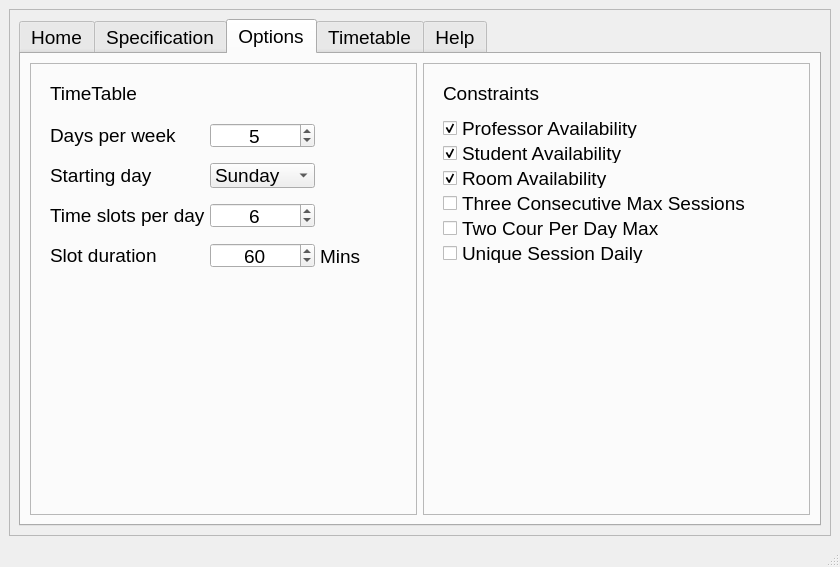
Above: src/Gui_files/window.ui from BAW2501/FSEI-M_TimeTabler before the change. Below: the same form after it.
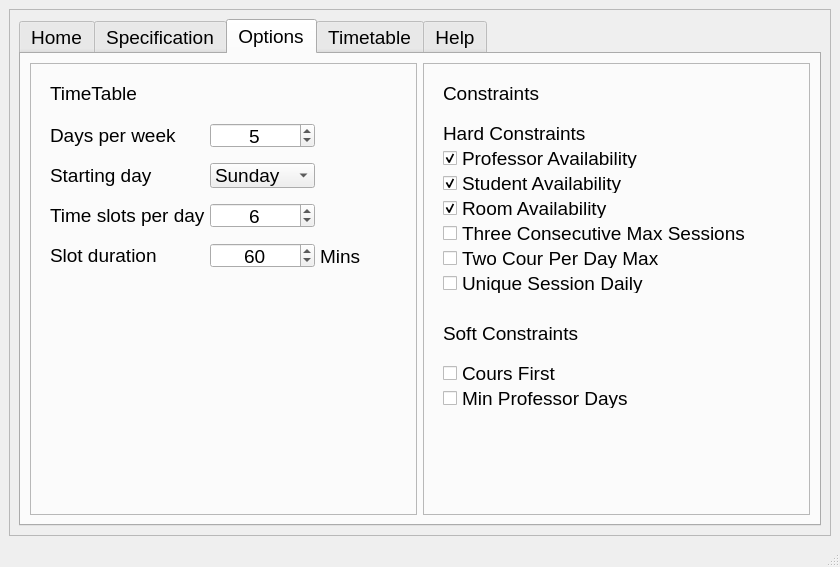
That is the form after the change. The open tabs and pages were chosen to show the change. Icons and pictures are not drawn.

Commit message: Added 2 softConstraints usable from GUI

What changed in the file:
```diff
--- a/src/Gui_files/window.ui
+++ b/src/Gui_files/window.ui
@@ -1169,7 +1169,7 @@
               <property name="geometry">
                <rect>
                 <x>20</x>
-                <y>80</y>
+                <y>110</y>
                 <width>291</width>
                 <height>20</height>
                </rect>
@@ -1188,7 +1188,7 @@
               <property name="geometry">
                <rect>
                 <x>20</x>
-                <y>55</y>
+                <y>85</y>
                 <width>231</width>
                 <height>20</height>
                </rect>
@@ -1210,7 +1210,7 @@
               <property name="geometry">
                <rect>
                 <x>20</x>
-                <y>105</y>
+                <y>135</y>
                 <width>311</width>
                 <height>20</height>
                </rect>
@@ -1229,7 +1229,7 @@
               <property name="geometry">
                <rect>
                 <x>20</x>
-                <y>130</y>
+                <y>160</y>
                 <width>331</width>
                 <height>20</height>
                </rect>
@@ -1245,7 +1245,7 @@
               <property name="geometry">
                <rect>
                 <x>20</x>
-                <y>155</y>
+                <y>185</y>
                 <width>261</width>
                 <height>20</height>
                </rect>
@@ -1261,7 +1261,7 @@
               <property name="geometry">
                <rect>
                 <x>20</x>
-                <y>180</y>
+                <y>210</y>
                 <width>271</width>
                 <height>20</height>
                </rect>
@@ -1273,6 +1273,64 @@
                <string>Unique Session Daily</string>
               </property>
              </widget>
+             <widget class="QLabel" name="label_2">
+              <property name="geometry">
+               <rect>
+                <x>20</x>
+                <y>60</y>
+                <width>171</width>
+                <height>20</height>
+               </rect>
+              </property>
+              <property name="text">
+               <string>Hard Constraints</string>
+              </property>
+             </widget>
+             <widget class="QLabel" name="label_3">
+              <property name="geometry">
+               <rect>
+                <x>20</x>
+                <y>260</y>
+                <width>171</width>
+                <height>20</height>
+               </rect>
+              </property>
+              <property name="text">
+               <string>Soft Constraints</string>
+              </property>
+             </widget>
+             <widget class="QCheckBox" name="CoursFirst">
+              <property name="geometry">
+               <rect>
+                <x>20</x>
+                <y>300</y>
+                <width>271</width>
+                <height>20</height>
+               </rect>
+              </property>
+              <property name="toolTip">
+               <string>if a session repeats multiple times a week make sure it's not on the same day</string>
+              </property>
+              <property name="text">
+               <string>Cours First</string>
+              </property>
+             </widget>
+             <widget class="QCheckBox" name="MinProfDays">
+              <property name="geometry">
+               <rect>
+                <x>20</x>
+                <y>325</y>
+                <width>271</width>
+                <height>20</height>
+               </rect>
+              </property>
+              <property name="toolTip">
+               <string>if a session repeats multiple times a week make sure it's not on the same day</string>
+              </property>
+              <property name="text">
+               <string>Min Professor Days</string>
+              </property>
+             </widget>
             </widget>
            </item>
           </layout>
```
The commit also changes 3 other files.
